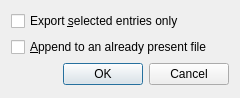
This is src/userdata/userdataexportdialog.ui in albar965/littlenavmap as Qt 5 draws it before an edit. The edited form follows.
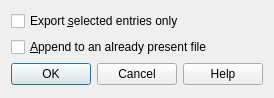
This is the edited form.

Commit message: Removed unused and duplicated signal/slot connections in UI files. Added help to userdata export. Better visibility for jet airway icon in dark mode.

Patch:
```diff
--- a/src/userdata/userdataexportdialog.ui
+++ b/src/userdata/userdataexportdialog.ui
@@ -34,7 +34,7 @@
       <enum>Qt::Horizontal</enum>
      </property>
      <property name="standardButtons">
-      <set>QDialogButtonBox::Cancel|QDialogButtonBox::Ok</set>
+      <set>QDialogButtonBox::Cancel|QDialogButtonBox::Help|QDialogButtonBox::Ok</set>
      </property>
     </widget>
    </item>
```
Left out of the diff: 35 changed lines with no effect on the pictures. The commit also changes 8 other files.
